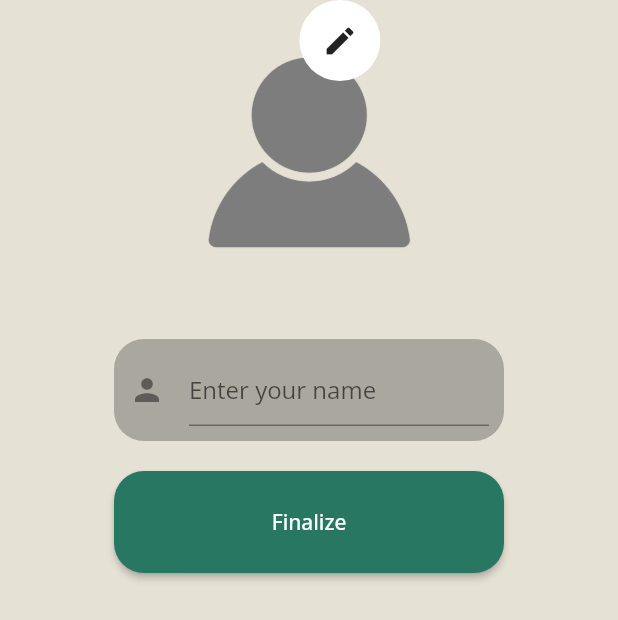
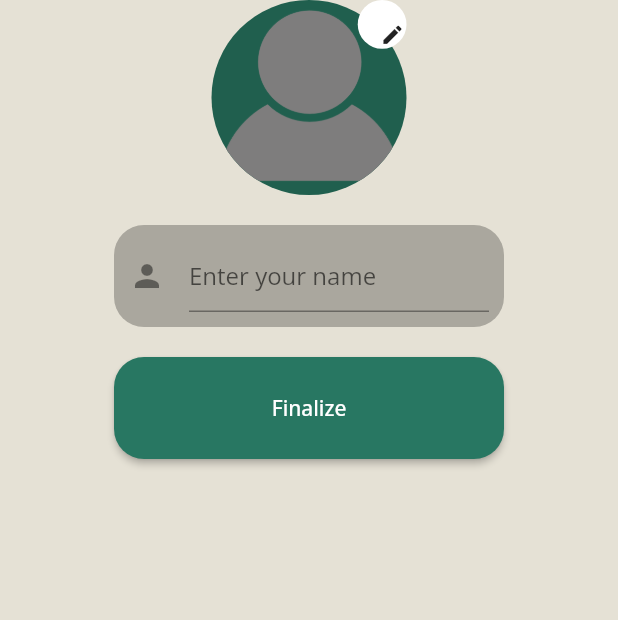
Before and after one commit to Buba98/dima_project, a Flutter app: the ModifyProfilePage screen opened directly, on a phone screen of 412 x 824 dp. Shown: the top 620 px of the screen. Run offline on Flutter 3.47's test engine with Material 2 defaults, Android fonts, the phone set to English and light mode, and no system bars; our stand-ins replace cloud_firestore, firebase_auth, firebase_core, firebase_storage, flutter_bloc, image_picker and 1 more; accounts and stored records are empty.

Commit message:
Bug fix profile picture

```diff
--- a/lib/home/settings/modify_profile/modify_profile_screen.dart
+++ b/lib/home/settings/modify_profile/modify_profile_screen.dart
@@ -44,35 +44,33 @@ class _ModifyProfileScreenState extends State<ModifyProfileScreen> {
         padding: const EdgeInsets.symmetric(horizontal: 20),
         child: ListView(
           children: [
-            Stack(
-              children: [
-                Align(
-                  child: SizedBox(
-                    width: MediaQuery.of(context).size.width / 2,
-                    child: GestureDetector(
+            LayoutBuilder(
+              builder: (BuildContext context, BoxConstraints constraints) =>
+                  GestureDetector(
                 onTap: () async {
-                        final XFile? image = await ImagePicker()
-                            .pickImage(source: ImageSource.camera);
+                  final XFile? image =
+                      await ImagePicker().pickImage(source: ImageSource.camera);
 
                   if (image != null) {
                     setState(() => this.image = File(image.path));
                   }
                 },
                 child: FutureBuilder<String>(
-                        builder: (BuildContext context,
-                            AsyncSnapshot<String> snapshot) {
+                  builder:
+                      (BuildContext context, AsyncSnapshot<String> snapshot) {
                     if (image != null) {
                       return ProfilePicture(
-                              // size: 20,
+                        radius: constraints.maxWidth / 2,
                         modify: true,
                         image: FileImage(image!),
                       );
                     }
 
                     return ProfilePicture(
+                      radius: constraints.maxWidth / 4,
                       modify: true,
-                            image: (snapshot.connectionState ==
-                                        ConnectionState.done &&
+                      image:
+                          (snapshot.connectionState == ConnectionState.done &&
                                   snapshot.hasData)
                               ? NetworkImage(snapshot.data!)
                               : null,
@@ -80,20 +78,6 @@ class _ModifyProfileScreenState extends State<ModifyProfileScreen> {
                   },
                 ),
               ),
-                  ),
-                ),
-                Positioned(
-                  top: 0,
-                  right: MediaQuery.of(context).size.width / 5,
-                  child: Container(
-                    decoration: BoxDecoration(
-                        color: Colors.white,
-                        borderRadius: BorderRadius.circular(50)),
-                    padding: const EdgeInsets.all(15),
-                    child: const Icon(Icons.mode),
-                  ),
-                ),
-              ],
             ),
             const SizedBox(
               height: 20,
--- a/lib/home/settings/profile_picture.dart
+++ b/lib/home/settings/profile_picture.dart
@@ -5,15 +5,58 @@ class ProfilePicture extends StatelessWidget {
     super.key,
     this.modify = false,
     ImageProvider? image,
+    required this.radius,
   }) : image = image ?? const AssetImage('assets/images/profile.png');
 
   final bool modify;
   final ImageProvider image;
+  final double radius;
 
   @override
   Widget build(BuildContext context) {
-    return Image(
-      image: image,
+    return Row(
+      mainAxisAlignment: MainAxisAlignment.center,
+      crossAxisAlignment: CrossAxisAlignment.center,
+      mainAxisSize: MainAxisSize.min,
+      children: [
+        ConstrainedBox(
+          constraints: BoxConstraints(
+            minHeight: 0,
+            minWidth: 0,
+            maxHeight: radius * 2,
+            maxWidth: radius * 2,
+          ),
+          child: Stack(
+            alignment: Alignment.center,
+            children: [
+              CircleAvatar(
+                radius: radius,
+                child: ClipOval(
+                  child: Image(
+                    image: image,
+                  ),
+                ),
+              ),
+              if (modify)
+                Align(
+                  alignment: Alignment.topRight,
+                  child: Container(
+                    width: radius / 2,
+                    height: radius / 2,
+                    decoration: BoxDecoration(
+                        color: Colors.white,
+                        borderRadius: BorderRadius.circular(50)),
+                    padding: const EdgeInsets.all(15),
+                    child: Icon(
+                      Icons.mode,
+                      size: radius / 4,
+                    ),
+                  ),
+                ),
+            ],
+          ),
+        ),
+      ],
     );
   }
 }
--- a/lib/home/settings/setting_screen.dart
+++ b/lib/home/settings/setting_screen.dart
@@ -30,6 +30,7 @@ class SettingScreen extends StatelessWidget {
                       builder: (BuildContext context,
                           AsyncSnapshot<String> snapshot) {
                         return ProfilePicture(
+                          radius: constraints.maxWidth / 4,
                           image: snapshot.connectionState ==
                                       ConnectionState.done &&
                                   snapshot.hasData
```
Also changed, not shown: assets/images/profile.png. Lines whose indentation alone changed are shown as unchanged.
